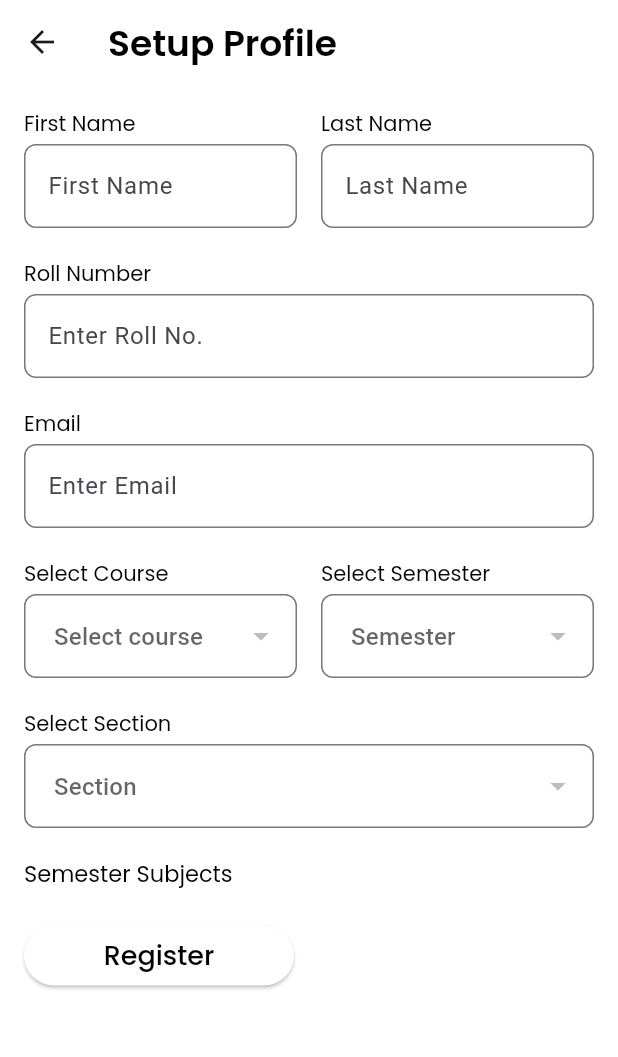
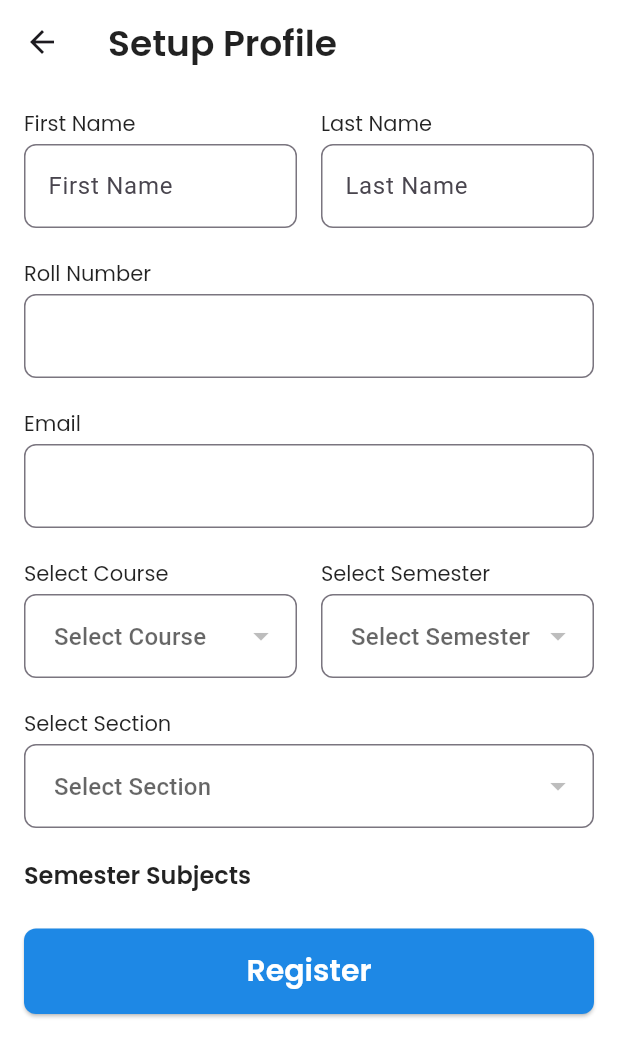
Before and after one commit to jShubh-AD/MarkIn, a Flutter app: the RegisterStudent screen opened directly, on a phone screen of 412 x 824 dp. Shown: the top 1057 px of the screen. Run offline on Flutter 3.47's test engine with Material 3 defaults, Android fonts, the phone set to English and light mode, and no system bars; our stand-ins replace cloud_firestore, firebase_auth, firebase_core, google_fonts, shared_preferences; accounts and stored records are empty.

Commit message:
Registeration page ui fixes

```diff
--- a/lib/user/register/data/register_datasource.dart
+++ b/lib/user/register/data/register_datasource.dart
@@ -32,6 +32,7 @@ class RegisterStudentService {
       role: 'student',
       rollNumber: roll,
       section: section,
+      updatedTime: FieldValue.serverTimestamp() as Timestamp
     );
     await docRef.set(student.toMap());
 
@@ -43,7 +44,7 @@ class RegisterStudentService {
         totalPresent: 0,
         markedDates: [],
       );
-      await docRef.collection('attendance').doc().set(attendance.toMap());
+      await docRef.collection('attendance').doc(subject.subjectCode).set(attendance.toMap());
     }
 
     return true;
--- a/lib/user/register/presentation/student_register.dart
+++ b/lib/user/register/presentation/student_register.dart
@@ -70,10 +70,12 @@ class _RegisterStudentState extends State<RegisterStudent> {
       appBar: AppBar(
         surfaceTintColor: Colors.transparent,
         backgroundColor: Colors.white,
+        elevation: 0,
         title: TextWidget(
           text: 'Setup Profile',
           fontSize: 24,
           fontWeight: FontWeight.w600,
+          color: Colors.black87,
         ),
       ),
       body: SingleChildScrollView(
@@ -87,208 +89,56 @@ class _RegisterStudentState extends State<RegisterStudent> {
                 Row(
                   children: [
                     Expanded(
-                      child: Column(
-                        crossAxisAlignment: CrossAxisAlignment.start,
-                        mainAxisSize: MainAxisSize.min,
-                        children: [
-                          TextWidget(text: 'First Name', fontSize: 14),
-                          SizedBox(height: 4),
-                          TextFormField(
-                            textInputAction: TextInputAction.next,
-                            textCapitalization: TextCapitalization.words,
-                            keyboardType: TextInputType.name,
-                            controller: _firstNameCtrl,
-                            decoration: InputDecoration(
-                              hintText: 'First Name',
-                              border: OutlineInputBorder(
-                                borderRadius: formRadius,
-                              ),
-                            ),
-                          ),
-                        ],
-                      ),
+                      child: _buildTextField('First Name', _firstNameCtrl),
                     ),
                     SizedBox(width: 16),
                     Expanded(
-                      child: Column(
-                        crossAxisAlignment: CrossAxisAlignment.start,
-                        mainAxisSize: MainAxisSize.min,
-                        children: [
-                          TextWidget(text: 'Last Name', fontSize: 14),
-                          SizedBox(height: 4),
-                          TextFormField(
-                            textInputAction: TextInputAction.next,
-                            textCapitalization: TextCapitalization.words,
-                            keyboardType: TextInputType.name,
-                            controller: _lastNameCtrl,
-                            decoration: InputDecoration(
-                              hintText: 'Last Name',
-                              border: OutlineInputBorder(
-                                borderRadius: formRadius,
-                              ),
-                            ),
-                          ),
-                        ],
-                      ),
+                      child: _buildTextField('Last Name', _lastNameCtrl),
                     ),
                   ],
                 ),
                 SizedBox(height: 20),
-                TextWidget(text: 'Roll Number', fontSize: 14),
-                SizedBox(height: 4),
-                TextFormField(
-                  style: TextStyle(color: Colors.grey),
-                  readOnly: true,
-                  textInputAction: TextInputAction.next,
-                  keyboardType: TextInputType.number,
-                  controller: _rollNoCtrl,
-                  decoration: InputDecoration(
-                    hintText: 'Enter Roll No.',
-                    border: OutlineInputBorder(borderRadius: formRadius),
-                    focusedBorder: OutlineInputBorder(borderRadius: formRadius),
-                  ),
-                ),
+                _buildReadOnlyField('Roll Number', _rollNoCtrl),
                 SizedBox(height: 20),
-                TextWidget(text: 'Email', fontSize: 14),
-                SizedBox(height: 4),
-                TextFormField(
-                  style: TextStyle(color: Colors.grey),
-                  readOnly: true,
-                  controller: _emailCtrl,
-                  decoration: InputDecoration(
-                    hintText: 'Enter Email',
-                    border: OutlineInputBorder(borderRadius: formRadius),
-                    focusedBorder: OutlineInputBorder(borderRadius: formRadius),
-                  ),
-                ),
+                _buildReadOnlyField('Email', _emailCtrl),
                 SizedBox(height: 20),
                 Row(
                   children: [
-                    Expanded(
-                      child: Column(
-                        crossAxisAlignment: CrossAxisAlignment.start,
-                        children: [
-                          TextWidget(text: 'Select Course', fontSize: 14),
-                          SizedBox(height: 4),
-                          DropdownButtonFormField<String>(
-                            dropdownColor: Colors.white,
-                            isExpanded: true,
-                            decoration: InputDecoration(
-                              hintText: 'Select course',
-                              border: OutlineInputBorder(
-                                borderRadius: formRadius,
-                              ),
-                              contentPadding: const EdgeInsets.symmetric(
-                                horizontal: 16,
-                                vertical: 16,
-                              ),
-                            ),
-                            value: _selectedCourse,
-                            items: _courses
-                                .map(
-                                  (s) => DropdownMenuItem<String>(
-                                    value: s,
-                                    child: Text(s),
-                                  ),
-                                )
-                                .toList(),
-                            onChanged: (value) async {
-                              final sem = await _studentService.getSemesters(
-                                courseId: value!,
-                              );
+                    Expanded(child: _buildDropdown('Select Course', _courses, _selectedCourse, (value) async {
+                      final sem = await _studentService.getSemesters(courseId: value!);
                       setState(() {
                         _sem = sem;
                         _selectedCourse = value;
                       });
-                            },
-                            validator: (v) =>
-                                v == null ? 'Please select a course' : null,
-                          ),
-                        ],
-                      ),
-                    ),
-                    const SizedBox(width: 16),
-                    Expanded(
-                      child: Column(
-                        crossAxisAlignment: CrossAxisAlignment.start,
-                        children: [
-                          TextWidget(text: 'Select Semester', fontSize: 14),
-                          SizedBox(height: 4),
-                          DropdownButtonFormField<String>(
-                            dropdownColor: Colors.white,
-                            isExpanded: true,
-                            decoration: InputDecoration(
-                              hintText: 'Semester',
-                              border: OutlineInputBorder(
-                                borderRadius: formRadius,
-                              ),
-                              contentPadding: const EdgeInsets.symmetric(
-                                horizontal: 16,
-                                vertical: 16,
-                              ),
-                            ),
-                            value: _selectedSem,
-                            items: _sem
-                                .map(
-                                  (s) => DropdownMenuItem<String>(
-                                    value: s,
-                                    child: Text(s),
-                                  ),
-                                )
-                                .toList(),
-                            onChanged: (value) async {
-                              final sections = await _studentService
-                                  .getSections(
+                    })),
+                    SizedBox(width: 16),
+                    Expanded(child: _buildDropdown('Select Semester', _sem, _selectedSem, (value) async {
+                      final sections = await _studentService.getSections(
                         courseId: _selectedCourse!,
                         semId: value!,
                       );
-                              final subjects = await _studentService
-                                  .getSubjects(
+                      final subjects = await _studentService.getSubjects(
                         courseId: _selectedCourse!,
                         semId: value,
                       );
                       setState(() {
+                        _sections = sections;
                         _subjects = subjects;
-                                _sections = sections;
                         _selectedSem = value;
                       });
-                            },
-                            validator: (v) =>
-                                v == null ? 'Please select a section' : null,
-                          ),
-                        ],
-                      ),
-                    ),
+                    })),
                   ],
                 ),
                 SizedBox(height: 20),
-                TextWidget(text: 'Select Section', fontSize: 14),
-                SizedBox(height: 4),
-                DropdownButtonFormField<String>(
-                  dropdownColor: Colors.white,
-                  isExpanded: true,
-                  decoration: InputDecoration(
-                    hintText: 'Section',
-                    border: OutlineInputBorder(borderRadius: formRadius),
-                    contentPadding: const EdgeInsets.symmetric(
-                      horizontal: 16,
-                      vertical: 16,
+                _buildDropdown('Select Section', _sections, _selectedSection,
+                        (value) => setState(() => _selectedSection = value)),
+                SizedBox(height: 20),
+                TextWidget(
+                  text: 'Semester Subjects',
+                  fontSize: 16,
+                  fontWeight: FontWeight.w600,
+                  color: Colors.black87,
                 ),
-                  ),
-                  value: _selectedSection,
-                  items: _sections
-                      .map(
-                        (s) =>
-                            DropdownMenuItem<String>(value: s, child: Text(s)),
-                      )
-                      .toList(),
-                  onChanged: (value) =>
-                      setState(() => _selectedSection = value),
-                  validator: (v) =>
-                      v == null ? 'Please select a section' : null,
-                ),
-                SizedBox(height: 20),
-                TextWidget(text: 'Semester Subjects'),
                 ListView.builder(
                   shrinkWrap: true,
                   physics: NeverScrollableScrollPhysics(),
@@ -296,12 +146,12 @@ class _RegisterStudentState extends State<RegisterStudent> {
                   itemBuilder: (context, index) {
                     final subject = _subjects[index];
                     return Card(
-                      elevation: 3,
+                      elevation: 2,
+                      color: Colors.grey.shade50,
+                      shadowColor: Colors.grey.withOpacity(0.15),
                       shape: RoundedRectangleBorder(
                         borderRadius: BorderRadius.circular(16),
                       ),
-                      color: Colors.white,
-                      shadowColor: Colors.grey.withOpacity(0.3),
                       margin: const EdgeInsets.symmetric(
                         vertical: 8,
                         horizontal: 4,
@@ -341,12 +191,16 @@ class _RegisterStudentState extends State<RegisterStudent> {
                     );
                   },
                 ),
-
-                SizedBox(height: 20),
-                ElevatedButton(
+                SizedBox(height: 24),
+                SizedBox(
+                  width: double.infinity,
+                  child: ElevatedButton(
                     style: ElevatedButton.styleFrom(
-                    minimumSize: Size(180, 40),
-                    backgroundColor: Colors.white,
+                      backgroundColor: Color(0xFF1E88E5),
+                      padding: const EdgeInsets.symmetric(vertical: 14),
+                      shape: RoundedRectangleBorder(
+                        borderRadius: formRadius,
+                      ),
                     ),
                     onPressed: () async {
                       final isValid = _formKey.currentState?.validate() ?? false;
@@ -360,14 +214,12 @@ class _RegisterStudentState extends State<RegisterStudent> {
                         roll: _rollNoCtrl.text,
                         course: _selectedCourse.toString(),
                         section: _selectedSection.toString(),
-                      subjects: _subjects
+                        subjects: _subjects,
                       );
 
                       if (registered) {
                         ScaffoldMessenger.of(context).showSnackBar(
-                        SnackBar(
-                          content: Text('Student registered successfully'),
-                        ),
+                          SnackBar(content: Text('Student registered successfully')),
                         );
                         Navigator.pushReplacement(
                           context,
@@ -377,16 +229,16 @@ class _RegisterStudentState extends State<RegisterStudent> {
                         );
                       } else {
                         ScaffoldMessenger.of(context).showSnackBar(
-                        SnackBar(
-                          content: Text('Roll number already registered'),
-                        ),
+                          SnackBar(content: Text('Roll number already registered')),
                         );
                       }
                     },
                     child: TextWidget(
                       text: 'Register',
-                    fontWeight: FontWeight.w500,
-                    fontSize: 18,
+                      color: Colors.white,
+                      fontSize: 20,
+                      fontWeight: FontWeight.w600,
+                    ),
                   ),
                 ),
               ],
@@ -396,4 +248,73 @@ class _RegisterStudentState extends State<RegisterStudent> {
       ),
     );
   }
+
+  Widget _buildTextField(String label, TextEditingController controller) {
+    return Column(
+      crossAxisAlignment: CrossAxisAlignment.start,
+      children: [
+        TextWidget(text: label, fontSize: 14, color: Colors.black87),
+        SizedBox(height: 4),
+        TextFormField(
+          style: TextStyle(color: Colors.black87),
+          textInputAction: TextInputAction.next,
+          textCapitalization: TextCapitalization.words,
+          keyboardType: TextInputType.name,
+          controller: controller,
+          decoration: InputDecoration(
+            hintText: label,
+            border: OutlineInputBorder(borderRadius: formRadius),
+          ),
+        ),
+      ],
+    );
   }
+
+  Widget _buildReadOnlyField(String label, TextEditingController controller) {
+    return Column(
+      crossAxisAlignment: CrossAxisAlignment.start,
+      children: [
+        TextWidget(text: label, fontSize: 14, color: Colors.black87),
+        SizedBox(height: 4),
+        TextFormField(
+          readOnly: true,
+          style: TextStyle(color: Colors.black54),
+          controller: controller,
+          decoration: InputDecoration(
+            border: OutlineInputBorder(borderRadius: formRadius),
+          ),
+        ),
+      ],
+    );
+  }
+
+  Widget _buildDropdown(
+      String label,
+      List<String> items,
+      String? selectedValue,
+      Function(String?) onChanged,
+      ) {
+    return Column(
+      crossAxisAlignment: CrossAxisAlignment.start,
+      children: [
+        TextWidget(text: label, fontSize: 14, color: Colors.black87),
+        SizedBox(height: 4),
+        DropdownButtonFormField<String>(
+          dropdownColor: Colors.white,
+          isExpanded: true,
+          value: selectedValue,
+          decoration: InputDecoration(
+            hintText: label,
+            border: OutlineInputBorder(borderRadius: formRadius),
+            contentPadding: const EdgeInsets.symmetric(horizontal: 16, vertical: 16),
+          ),
+          items: items.map((item) {
+            return DropdownMenuItem(value: item, child: Text(item));
+          }).toList(),
+          onChanged: onChanged,
+          validator: (v) => v == null ? 'Please select' : null,
+        ),
+      ],
+    );
+  }
+}
```
Lines whose indentation alone changed are shown as unchanged.
